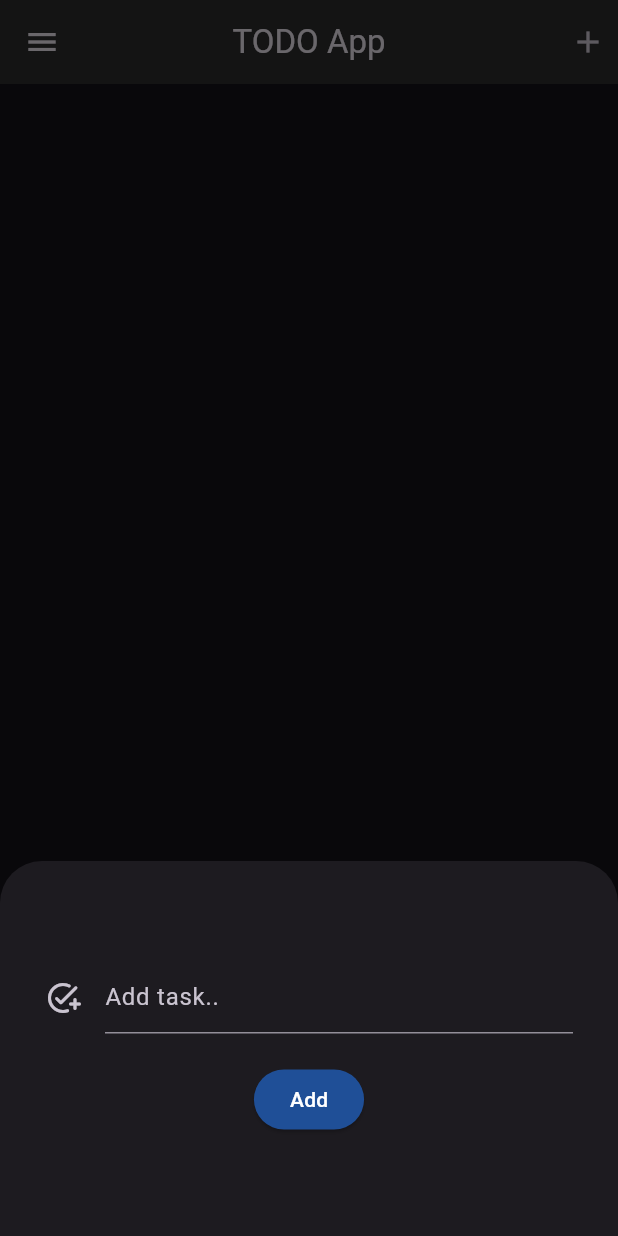
After one commit to ShivamBari2728/Flutter-Projects, a Flutter app: the MainScreen screen opened directly, after a tap on the "add" icon, on a phone screen of 412 x 824 dp. The commit adds this screen. Run offline on Flutter 3.47's test engine with Material 3 defaults, Android fonts, the phone set to English and light mode, and no system bars; our stand-ins replace shared_preferences; accounts and stored records are empty.

Commit message:
TODO app project added

```diff
--- a/billionaire/lib/addmoneybutton.dart
+++ b/billionaire/lib/addmoneybutton.dart
@@ -1,3 +1,5 @@
+// ignore_for_file: must_be_immutable
+
 import 'package:flutter/material.dart';
 
 class addMoneybutton extends StatelessWidget {
--- /dev/null
+++ b/todo_app/lib/addTodo.dart
@@ -0,0 +1,44 @@
+// ignore_for_file: prefer_const_constructors, sort_child_properties_last, must_be_immutable
+
+import 'package:flutter/material.dart';
+
+class Addtodo extends StatefulWidget {
+  void Function({required String todotext}) sendtext;
+
+  Addtodo({super.key, required this.sendtext});
+
+  @override
+  State<Addtodo> createState() => _AddtodoState();
+}
+
+class _AddtodoState extends State<Addtodo> {
+  TextEditingController texteditor = TextEditingController();
+  @override
+  Widget build(BuildContext context) {
+    return Column(
+      mainAxisAlignment: MainAxisAlignment.center,
+      children: [
+        TextField(
+          controller: texteditor,
+          decoration: InputDecoration(
+              icon: Icon(Icons.add_task_rounded), hintText: "Add task.."),
+        ),
+        SizedBox(
+          height: 20,
+        ),
+        ElevatedButton(
+            onPressed: () {
+              widget.sendtext(todotext: texteditor.text);
+              texteditor.text = '';
+            },
+            child: Text(
+              "Add",
+              style: TextStyle(color: Colors.white),
+            ),
+            style: ElevatedButton.styleFrom(
+              backgroundColor: Color.fromARGB(255, 31, 79, 151),
+            ))
+      ],
+    );
+  }
+}
--- /dev/null
+++ b/todo_app/lib/main.dart
@@ -0,0 +1,27 @@
+
+import 'package:flutter/material.dart';
+import 'package:todo_app/main_screen.dart';
+
+void main()
+{
+  // ignore: prefer_const_constructors
+  runApp(todo_app());
+}
+class todo_app extends StatefulWidget {
+  const todo_app({super.key});
+
+  @override
+  State<todo_app> createState() => _todo_appState();
+}
+
+class _todo_appState extends State<todo_app> {
+  @override
+  Widget build(BuildContext context) {
+    return MaterialApp(
+      theme: ThemeData.dark(useMaterial3: true),
+      home: MainScreen(),
+
+      )
+    ;
+  }
+}
--- /dev/null
+++ b/todo_app/lib/main_screen.dart
@@ -0,0 +1,120 @@
+// ignore_for_file: prefer_const_constructors
+
+import 'package:flutter/material.dart';
+import 'package:shared_preferences/shared_preferences.dart';
+import 'package:todo_app/addTodo.dart';
+
+class MainScreen extends StatefulWidget {
+  const MainScreen({super.key});
+
+  @override
+  State<MainScreen> createState() => _MainScreenState();
+}
+
+class _MainScreenState extends State<MainScreen> {
+  List<String> ToDoList = [];
+  @override
+  void initState() {
+    super.initState();
+    loadList();
+  }
+
+  void addToDo({required String todotext}) {
+    setState(() {
+      ToDoList.insert(0, todotext);
+    });
+    updateList();
+    Navigator.pop(
+        context); //this is use to close the slidesheet and show the home screen. it is like a back button.
+  }
+
+  void updateList() async {
+    final SharedPreferences prefs = await SharedPreferences.getInstance();
+    // Obtain shared preferences.
+    await prefs.setStringList('ToDoList', ToDoList);
+  }
+
+  void loadList() async {
+    final SharedPreferences prefs = await SharedPreferences.getInstance();
+    ToDoList = (prefs.getStringList("ToDoList") ?? []).toList();
+    setState(() {});
+  }
+
+//ui elements
+  @override
+  Widget build(BuildContext context) {
+    return Scaffold(
+      drawer: Drawer(),
+      appBar: AppBar(
+        title: Text('TODO App'),
+        centerTitle: true,
+        backgroundColor: Color.fromARGB(255, 44, 44, 44),
+        actions: [
+          InkWell(
+            enableFeedback: true,
+            splashColor: Color.fromARGB(255, 184, 212, 243),
+            onTap: () {
+              showModalBottomSheet(
+                  context: context,
+                  builder: (context) {
+                    return Padding(
+                      padding: MediaQuery.of(context).viewInsets,
+                      //to resize padding of bottom sheet so that keyboard wont hide the text field and button.
+
+                      child: Container(
+                          height: 250,
+                          padding: EdgeInsets.all(30),
+                          child: Addtodo(
+                            sendtext:
+                                addToDo, //sending function to constructor of addtodo class.
+                          )),
+                    );
+                  });
+            },
+            child: Padding(
+              padding: const EdgeInsets.all(8.0),
+              child: Icon(Icons.add),
+            ),
+          )
+        ],
+        //backgroundColor: Color.fromARGB(255, 105, 105, 105),
+      ),
+      body: ListView.builder(
+          itemCount: ToDoList.length,
+          itemBuilder: (BuildContext context, int index) {
+            return ListTile(
+              title: Text(ToDoList[index]),
+              leading: Icon(Icons.fiber_manual_record_outlined),
+              onTap: () {
+                showModalBottomSheet(
+                    context: context,
+                    builder: (context) {
+                      return Container(
+                        padding: EdgeInsets.all(20),
+                        width: double.infinity,
+                        child: ElevatedButton(
+                          style: ElevatedButton.styleFrom(
+                            backgroundColor: Color.fromARGB(255, 0, 172, 6),
+                          ),
+                          child: Text(
+                            "Mark as Done",
+                            style: TextStyle(
+                                fontWeight: FontWeight.bold,
+                                color: Colors.white),
+                          ),
+                          onPressed: () {
+                            setState(() {
+                              ToDoList.removeAt(index);
+                            });
+                            updateList();
+                            Navigator.pop(context);
+                          },
+                        ),
+                      );
+                    });
+              },
+            );
+          }),
+    );
+  }
+}
```
Also changed, not shown: todo_app/analysis_options.yaml (added, +28 -0 lines), todo_app/pubspec.yaml (added, +93 -0 lines), todo_app/pubspec.lock (added), 124 other files.
